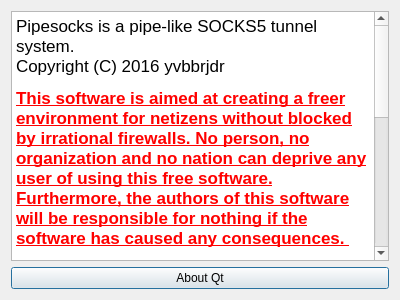
Before: the Qt Designer form pipesocks/aboutdialog.ui in pipesocks/pipesocks, drawn with Qt 5.
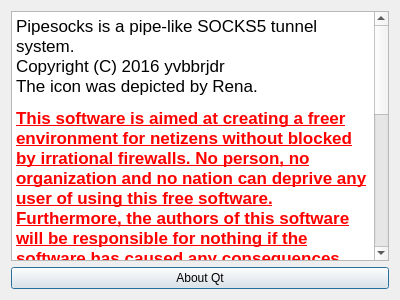
After: the same form once the commit is applied.

Commit message: Added icon by Rena

What changed in the file:
```diff
--- a/pipesocks/aboutdialog.ui
+++ b/pipesocks/aboutdialog.ui
@@ -21,7 +21,7 @@
 &lt;html&gt;&lt;head&gt;&lt;meta name=&quot;qrichtext&quot; content=&quot;1&quot; /&gt;&lt;style type=&quot;text/css&quot;&gt;
 p, li { white-space: pre-wrap; }
 &lt;/style&gt;&lt;/head&gt;&lt;body style=&quot; font-family:'.SF NS Text'; font-size:13pt; font-weight:400; font-style:normal;&quot;&gt;
-&lt;p style=&quot; margin-top:12px; margin-bottom:12px; margin-left:0px; margin-right:0px; -qt-block-indent:0; text-indent:0px;&quot;&gt;Pipesocks is a pipe-like SOCKS5 tunnel system.&lt;br /&gt;Copyright (C) 2016 yvbbrjdr &lt;/p&gt;
+&lt;p style=&quot; margin-top:12px; margin-bottom:12px; margin-left:0px; margin-right:0px; -qt-block-indent:0; text-indent:0px;&quot;&gt;Pipesocks is a pipe-like SOCKS5 tunnel system.&lt;br /&gt;Copyright (C) 2016 yvbbrjdr&lt;br /&gt;The icon was depicted by Rena. &lt;/p&gt;
 &lt;p style=&quot; margin-top:12px; margin-bottom:12px; margin-left:0px; margin-right:0px; -qt-block-indent:0; text-indent:0px;&quot;&gt;&lt;span style=&quot; font-weight:600; text-decoration: underline; color:#ff0000;&quot;&gt;This software is aimed at creating a freer environment for netizens without blocked by irrational firewalls. No person, no organization and no nation can deprive any user of using this free software. Furthermore, the authors of this software will be responsible for nothing if the software has caused any consequences. &lt;/span&gt;&lt;/p&gt;
 &lt;p style=&quot; margin-top:12px; margin-bottom:12px; margin-left:0px; margin-right:0px; -qt-block-indent:0; text-indent:0px;&quot;&gt;This program is free software: you can redistribute it and/or modify it under the terms of the GNU General Public License as published by the Free Software Foundation, either version 3 of the License, or (at your option) any later version. &lt;/p&gt;
 &lt;p style=&quot; margin-top:12px; margin-bottom:12px; margin-left:0px; margin-right:0px; -qt-block-indent:0; text-indent:0px;&quot;&gt;This program is distributed in the hope that it will be useful, but WITHOUT ANY WARRANTY; without even the implied warranty of MERCHANTABILITY or FITNESS FOR A PARTICULAR PURPOSE. See the GNU General Public License for more details. &lt;/p&gt;
```
The commit also changes 4 other files.
